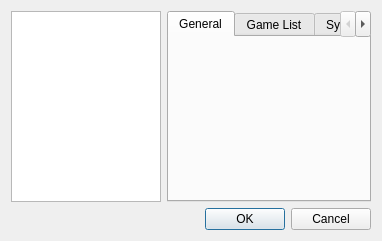
Above: src/yuzu/configuration/configure.ui from rorrim-rorrim/eden-alt before the change. Below: the same form after it.
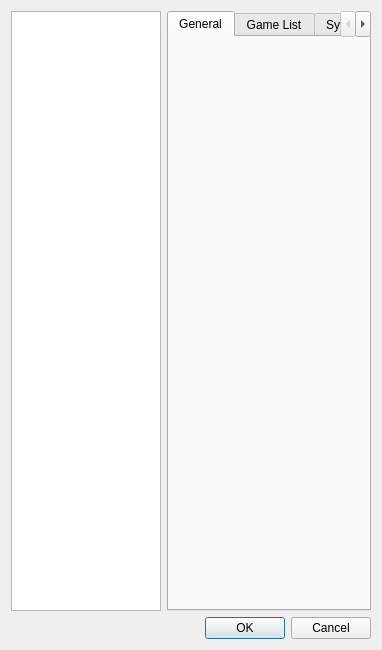
That is the form after the change. Custom widgets are drawn as their Qt base class.

Commit message:
yuzu: Make hotkeys configurable via the GUI
* Adds a new Hotkeys tab in the Controls group.
* Double-click a Hotkey to rebind it.

```diff
--- a/src/yuzu/configuration/configure.ui
+++ b/src/yuzu/configuration/configure.ui
@@ -7,9 +7,15 @@
     <x>0</x>
     <y>0</y>
     <width>382</width>
-    <height>241</height>
+    <height>650</height>
    </rect>
   </property>
+  <property name="minimumSize">
+   <size>
+    <width>0</width>
+    <height>650</height>
+   </size>
+  </property>
   <property name="windowTitle">
    <string>yuzu Configuration</string>
   </property>
@@ -62,6 +68,11 @@
          <string>Input</string>
         </attribute>
        </widget>
+       <widget class="ConfigureHotkeys" name="hotkeysTab">
+        <attribute name="title">
+         <string>Hotkeys</string>
+        </attribute>
+       </widget>
        <widget class="ConfigureGraphics" name="graphicsTab">
         <attribute name="title">
          <string>Graphics</string>
@@ -150,6 +161,12 @@
    <header>configuration/configure_input_simple.h</header>
    <container>1</container>
   </customwidget>
+  <customwidget>
+   <class>ConfigureHotkeys</class>
+   <extends>QWidget</extends>
+   <header>configuration/configure_hotkeys.h</header>
+   <container>1</container>
+  </customwidget>
  </customwidgets>
  <resources/>
  <connections>
```
The commit also changes 22 other files.
